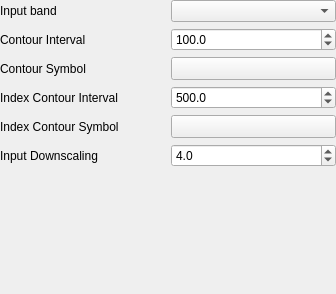
Qt form src/ui/qgsrastercontourrendererwidget.ui (qgis/QGIS) before a commit.
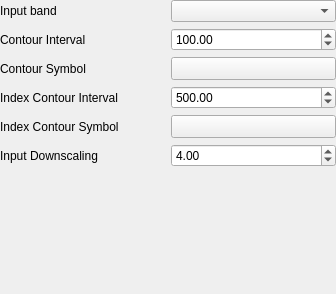
The same form after that commit. Custom widgets are drawn as their Qt base class.

Commit message: Allow 2 decimals for raster contour intervals

Patch:
```diff
--- a/src/ui/qgsrastercontourrendererwidget.ui
+++ b/src/ui/qgsrastercontourrendererwidget.ui
@@ -66,7 +66,7 @@
    <item row="1" column="1">
     <widget class="QgsDoubleSpinBox" name="mContourIntervalSpinBox">
      <property name="decimals">
-      <number>1</number>
+      <number>2</number>
      </property>
      <property name="minimum">
       <double>0.100000000000000</double>
@@ -109,7 +109,7 @@
    <item row="3" column="1">
     <widget class="QgsDoubleSpinBox" name="mIndexContourIntervalSpinBox">
      <property name="decimals">
-      <number>1</number>
+      <number>2</number>
      </property>
      <property name="maximum">
       <double>999999.000000000000000</double>
@@ -129,7 +129,7 @@
    <item row="5" column="1">
     <widget class="QgsDoubleSpinBox" name="mDownscaleSpinBox">
      <property name="decimals">
-      <number>1</number>
+      <number>2</number>
      </property>
      <property name="minimum">
       <double>1.000000000000000</double>
```
